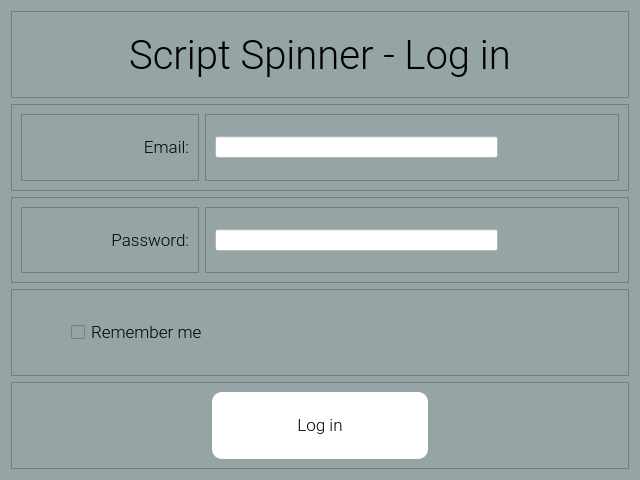
This is login.ui in hirokiyaginuma/scriptspinner-software as Qt 5 draws it before an edit. The edited form follows.
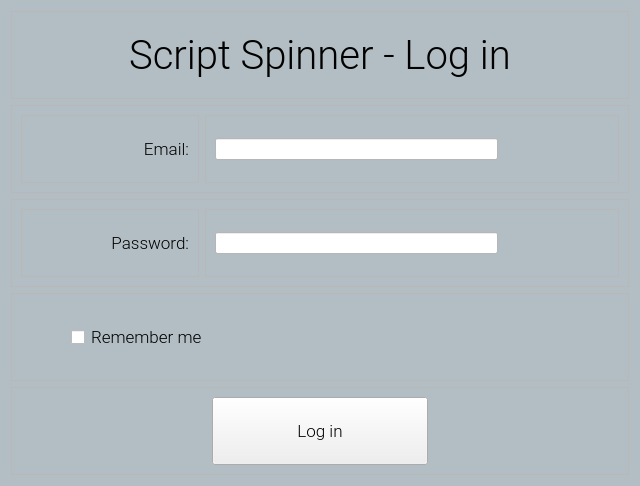
This is the edited form.

```diff
--- a/login.ui
+++ b/login.ui
@@ -7,14 +7,16 @@
     <x>0</x>
     <y>0</y>
     <width>640</width>
-    <height>480</height>
+    <height>486</height>
    </rect>
   </property>
   <property name="windowTitle">
    <string>Script Spinner - Log in</string>
   </property>
   <property name="styleSheet">
-   <string notr="true">background-color: rgb(149, 165, 166);</string>
+   <string notr="true">QWidget#Login{
+background-color: rgb(178, 190, 195);
+}</string>
   </property>
   <layout class="QVBoxLayout" name="verticalLayout">
    <item>
@@ -289,8 +291,14 @@
          </font>
         </property>
         <property name="styleSheet">
-         <string notr="true">background-color: rgb(255, 255, 255);
-border-radius: 10px;</string>
+         <string notr="true">\QPushButton {
+	border: none;
+	border-radius: 10px;	
+	background-color: rgb(255, 255, 255);
+}
+QPushButton:hover {	
+	background-color: rgba(255, 255, 255, 150);
+}</string>
         </property>
         <property name="text">
          <string>Log in</string>
```
